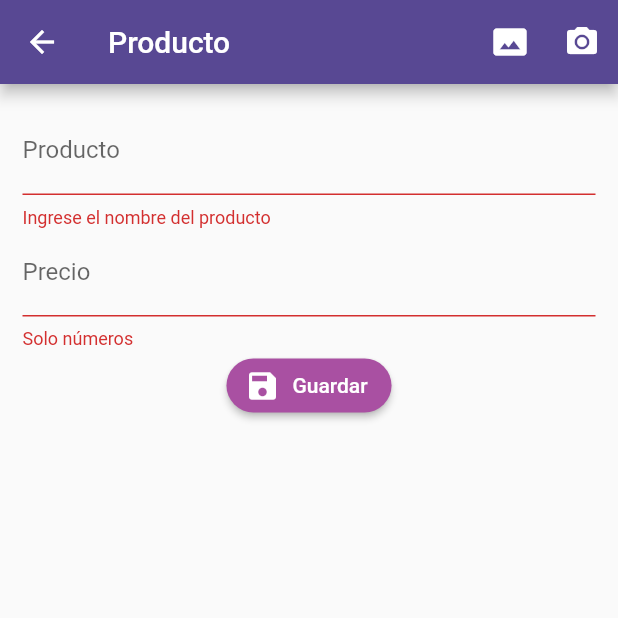
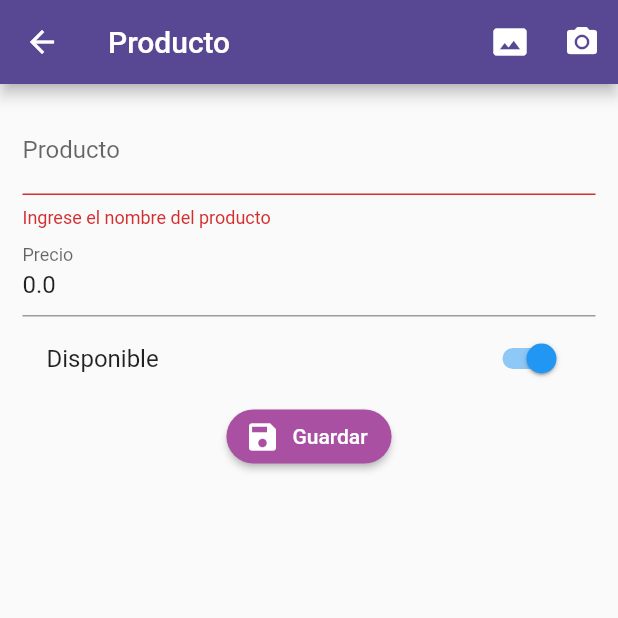
Before and after one commit to muckystack/flutter_validarformulario_FH, a Flutter app: the ProductoPage screen opened by its route, after a tap on "Guardar", on a phone screen of 412 x 824 dp, the top half of it. Run offline on Flutter 3.47's test engine with Material 2 defaults, Android fonts, the phone set to English and light mode, and no system bars; our stand-ins replace rxdart.

Commit message:
FEAT: Implemento el modelo y el manejo de la infromación enel formulario

```diff
--- /dev/null
+++ b/lib/src/models/producto_model.dart
@@ -0,0 +1,41 @@
+// To parse this JSON data, do
+//
+//     final productoModel = productoModelFromJson(jsonString);
+
+import 'dart:convert';
+
+ProductoModel productoModelFromJson(String str) => ProductoModel.fromJson(json.decode(str));
+
+String productoModelToJson(ProductoModel data) => json.encode(data.toJson());
+
+class ProductoModel {
+    String id;
+    String titulo;
+    double valor;
+    bool disponible;
+    String fotoUrl;
+
+    ProductoModel({
+        this.id,
+        this.titulo = '',
+        this.valor = 0.0,
+        this.disponible = true,
+        this.fotoUrl = null,
+    });
+
+    factory ProductoModel.fromJson(Map<String, dynamic> json) => ProductoModel(
+        id: json["id"],
+        titulo: json["titulo"],
+        valor: json["valor"],
+        disponible: json["disponible"],
+        fotoUrl: json["fotoUrl"],
+    );
+
+    Map<String, dynamic> toJson() => {
+        "id": id,
+        "titulo": titulo,
+        "valor": valor,
+        "disponible": disponible,
+        "fotoUrl": fotoUrl,
+    };
+}
--- a/lib/src/pages/producto_page.dart
+++ b/lib/src/pages/producto_page.dart
@@ -1,4 +1,5 @@
 import 'package:flutter/material.dart';
+import 'package:fluttervalidarformulariofh/src/models/producto_model.dart';
 import 'package:fluttervalidarformulariofh/src/utils/utils.dart' as utils;
 
 class ProductoPage extends StatefulWidget {
@@ -9,7 +10,9 @@ class ProductoPage extends StatefulWidget {
 }
 
 class _ProductoPageState extends State<ProductoPage> {
+
   final formKey = GlobalKey<FormState>();
+  ProductoModel producto = new ProductoModel();
 
   @override
   Widget build(BuildContext context) {
@@ -36,6 +39,7 @@ class _ProductoPageState extends State<ProductoPage> {
               children: <Widget>[
                 _crearNombre(),
                 _crearPrecio(),
+                _crearDisponible(),
                 _crearBoton(),
               ],
             ),
@@ -45,13 +49,30 @@ class _ProductoPageState extends State<ProductoPage> {
     );
   }
 
+
+  Widget _crearDisponible() {
+
+    return SwitchListTile(
+      value: producto.disponible,
+      title: Text('Disponible'),
+      onChanged: (value) => setState(() {
+
+        producto.disponible = value;
+
+      }),
+    );
+
+  }
+
   Widget _crearNombre() {
 
     return TextFormField(
+      initialValue: producto.titulo,
       textCapitalization: TextCapitalization.sentences,
       decoration: InputDecoration(
         labelText: 'Producto',
       ),
+      onSaved: (value) => producto.titulo = value,
       validator: (value) {
 
         return (value.length < 3) ? 'Ingrese el nombre del producto' : null;
@@ -64,10 +85,12 @@ class _ProductoPageState extends State<ProductoPage> {
   Widget _crearPrecio() {
 
     return TextFormField(
+      initialValue: producto.valor.toString(),
       keyboardType: TextInputType.numberWithOptions(decimal: true),
       decoration: InputDecoration(
         labelText: 'Precio',
       ),
+      onSaved: (value) => producto.valor = double.parse(value),
       validator: (value) {
 
         return (utils.isNumeric(value)) ? null : 'Solo números';
@@ -96,7 +119,14 @@ class _ProductoPageState extends State<ProductoPage> {
 
     if(!formKey.currentState.validate()) return;
 
+    // ejecuta todos los metodo save que esten dentro del formulario
+    formKey.currentState.save();
+
     print('Todo OK...');
+
+    print(producto.titulo);
+    print(producto.valor);
+    print(producto.disponible);
 
   }
 }
```
